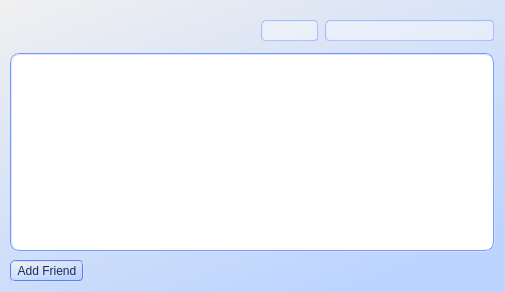
First picture: the form in bin/data/ui/communications.ui, repository realXtend/tundra, before the edit.
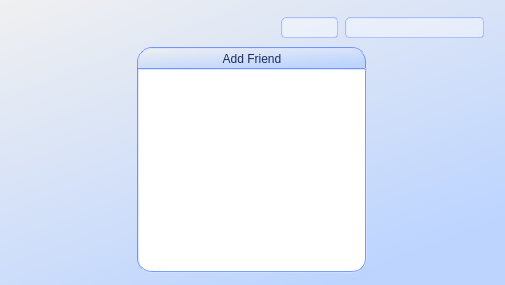
Second picture: the form after the edit. Icons and pictures are not drawn.

Commit message: * Conversation now closes chatsession_ when tab is closed, now tab will auto popup back if friend starts talking again. * New Add friend button and layout for communications.ui * New ui's that look like rest of the tabs for communications_friendRequest.ui communications_addFriend.ui * Can now close the QtModule canvas from initial login screen if you don't feel like chatting * Leaks: Destroys the actual UICanvas and few deletes here and there, pretty much relying on Qt:s child deletion.

```diff
--- a/bin/data/ui/communications.ui
+++ b/bin/data/ui/communications.ui
@@ -7,7 +7,7 @@
     <x>0</x>
     <y>0</y>
     <width>505</width>
-    <height>292</height>
+    <height>285</height>
    </rect>
   </property>
   <property name="windowTitle">
@@ -56,10 +56,32 @@
 	selection-color: rgb(57, 87, 255);
 	selection-background-color: rgba(255, 255, 255, 0);
 	border: 2px groove white;
-	border-radius: 10px;
+	border-radius: 15px;
+	border-top-left-radius: 0px;
+	border-top-right-radius: 3px;
 	border-color: rgba(86, 128, 255, 200);
-	margin-bottom: 2px;
 	padding: 10px 0px;
+	margin-bottom: 2px;
+}
+
+QPushButton#pushButton_AddFriend {
+	min-height: 15px;
+	min-width: 60px;
+	color: rgb(25, 44, 98);
+	background-color: qlineargradient(spread:pad, x1:0, y1:0, x2:0.676, y2:1, stop:0 rgba(240, 240, 240, 255), stop:1 rgba(188, 212, 255, 255));
+	border: 2px groove white;
+	border-bottom: 0px;
+	border-color: rgba(86, 128, 255, 200);
+	border-radius: 15px;
+	border-bottom-left-radius: 0px;
+	border-bottom-right-radius: 0px;
+	padding: 2px 5px;
+
+}
+
+QPushButton#pushButton_AddFriend::pressed{
+	color: rgb(74, 87, 107);
+	background-color: rgba(255, 255, 255, 255);
 }
 
 QMenu {
@@ -84,7 +106,7 @@
            <property name="font">
             <font>
              <family>Plantagenet Cherokee</family>
-             <pointsize>20</pointsize>
+             <pointsize>17</pointsize>
              <weight>50</weight>
              <bold>false</bold>
             </font>
@@ -174,7 +196,7 @@
              </property>
              <property name="minimumSize">
               <size>
-               <width>170</width>
+               <width>140</width>
                <height>0</height>
               </size>
              </property>
@@ -196,10 +218,42 @@
            </item>
           </layout>
          </item>
-        </layout>
-       </item>
+         <item>
+          <layout class="QVBoxLayout" name="verticalLayout_2">
+           <item>
+            <spacer name="verticalSpacer_3">
+             <property name="orientation">
+              <enum>Qt::Vertical</enum>
+             </property>
+             <property name="sizeType">
+              <enum>QSizePolicy::Minimum</enum>
+             </property>
+             <property name="sizeHint" stdset="0">
+              <size>
+               <width>10</width>
+               <height>5</height>
+              </size>
+             </property>
+            </spacer>
+           </item>
+          </layout>
+         </item>
+        </layout>
+       </item>
        <item>
-        <layout class="QHBoxLayout" name="horizontalLayout_FriendsAndTabWidget" stretch="1">
+        <layout class="QHBoxLayout" name="horizontalLayout_FriendsAndTabWidget" stretch="0">
+         <item>
+          <layout class="QVBoxLayout" name="verticalLayout_3">
+           <property name="spacing">
+            <number>0</number>
+           </property>
+           <item>
+            <widget class="QPushButton" name="pushButton_AddFriend">
+             <property name="text">
+              <string>Add Friend</string>
+             </property>
+            </widget>
+           </item>
          <item>
           <widget class="QListWidget" name="listWidget_Friends">
            <property name="minimumSize">
@@ -208,6 +262,12 @@
              <height>0</height>
             </size>
            </property>
+             <property name="maximumSize">
+              <size>
+               <width>230</width>
+               <height>16777215</height>
+              </size>
+             </property>
            <property name="palette">
             <palette>
              <active>
@@ -440,63 +500,6 @@
           </widget>
          </item>
         </layout>
-       </item>
-       <item>
-        <layout class="QHBoxLayout" name="horizontalLayout_3">
-         <item>
-          <widget class="QPushButton" name="pushButton_AddFriend">
-           <property name="styleSheet">
-            <string> QPushButton {
-	color: rgb(25, 44, 98);
-	background-color: qlineargradient(spread:pad, x1:0, y1:0, x2:0.676, y2:1, stop:0 rgba(240, 240, 240, 255), stop:1 rgba(188, 212, 255, 255));
-	border: 2px groove white;
-	border-color: rgb(86, 128, 255);
-	border-radius: 5px;
-	padding: 2px 5px;
-}
-
-QPushButton::pressed{
-	color: rgb(74, 87, 107);
-	background-color: rgba(255, 255, 255, 255);
-}
-
-QPushButton {
-	min-width: 60px;
-}</string>
-           </property>
-           <property name="text">
-            <string>Add Friend</string>
-           </property>
-          </widget>
-         </item>
-         <item>
-          <widget class="QLabel" name="label_ConnectionStatus">
-           <property name="sizePolicy">
-            <sizepolicy hsizetype="Fixed" vsizetype="Fixed">
-             <horstretch>0</horstretch>
-             <verstretch>0</verstretch>
-            </sizepolicy>
-           </property>
-           <property name="styleSheet">
-            <string>background-color: rgba(255, 255, 255, 0);</string>
-           </property>
-           <property name="text">
-            <string/>
-           </property>
-          </widget>
-         </item>
-         <item>
-          <spacer name="horizontalSpacer_2">
-           <property name="orientation">
-            <enum>Qt::Horizontal</enum>
-           </property>
-           <property name="sizeHint" stdset="0">
-            <size>
-             <width>40</width>
-             <height>20</height>
-            </size>
-           </property>
-          </spacer>
          </item>
         </layout>
        </item>
```
Left out of the diff: 3 changed lines with no effect on the pictures. Lines whose indentation alone changed are shown as unchanged. The commit also changes 6 other files.
